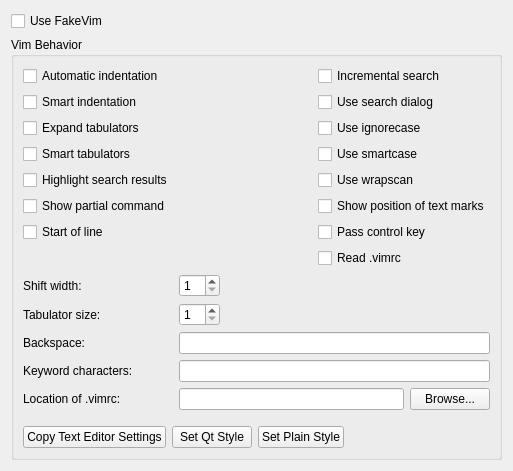
Qt form src/plugins/fakevim/fakevimoptions.ui (qt-creator/qt-creator) before a commit.
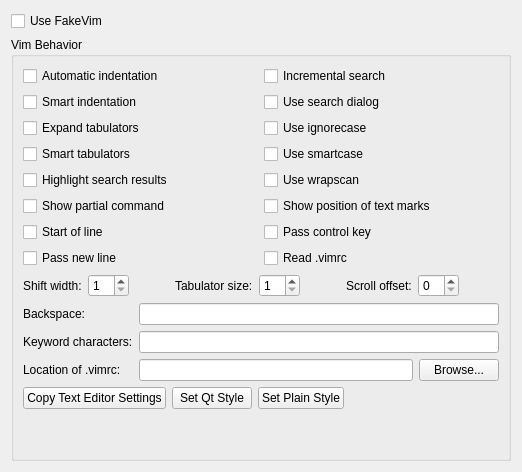
The same form after that commit.

Commit message: FakeVim: Widgets in preferences for 'scrolloff' and 'passnewline'

Diff of the .ui file:
```diff
--- a/src/plugins/fakevim/fakevimoptions.ui
+++ b/src/plugins/fakevim/fakevimoptions.ui
@@ -2,14 +2,6 @@
 <ui version="4.0">
  <class>FakeVim::Internal::FakeVimOptionPage</class>
  <widget class="QWidget" name="FakeVim::Internal::FakeVimOptionPage">
-  <property name="geometry">
-   <rect>
-    <x>0</x>
-    <y>0</y>
-    <width>513</width>
-    <height>468</height>
-   </rect>
-  </property>
   <layout class="QVBoxLayout" name="verticalLayout_2">
    <item>
     <widget class="QCheckBox" name="checkBoxUseFakeVim">
@@ -23,70 +15,141 @@
      <property name="title">
       <string>Vim Behavior</string>
      </property>
-     <layout class="QGridLayout" name="gridLayout">
-      <item row="11" column="0">
-       <widget class="QLabel" name="labelIsKeyword">
-        <property name="text">
-         <string>Keyword characters:</string>
-        </property>
-       </widget>
+     <layout class="QVBoxLayout" name="verticalLayout">
+      <item>
+       <layout class="QGridLayout" name="gridLayout_3">
+        <item row="6" column="0">
+         <widget class="QCheckBox" name="checkBoxStartOfLine">
+          <property name="text">
+           <string>Start of line</string>
+          </property>
+         </widget>
+        </item>
+        <item row="4" column="0">
+         <widget class="QCheckBox" name="checkBoxHlSearch">
+          <property name="text">
+           <string>Highlight search results</string>
+          </property>
+         </widget>
+        </item>
+        <item row="1" column="0">
+         <widget class="QCheckBox" name="checkBoxSmartIndent">
+          <property name="text">
+           <string>Smart indentation</string>
+          </property>
+         </widget>
+        </item>
+        <item row="3" column="0">
+         <widget class="QCheckBox" name="checkBoxSmartTab">
+          <property name="text">
+           <string>Smart tabulators</string>
+          </property>
+         </widget>
+        </item>
+        <item row="2" column="0">
+         <widget class="QCheckBox" name="checkBoxExpandTab">
+          <property name="text">
+           <string>Expand tabulators</string>
+          </property>
+         </widget>
+        </item>
+        <item row="0" column="1">
+         <widget class="QCheckBox" name="checkBoxIncSearch">
+          <property name="text">
+           <string>Incremental search</string>
+          </property>
+         </widget>
+        </item>
+        <item row="1" column="1">
+         <widget class="QCheckBox" name="checkBoxUseCoreSearch">
+          <property name="text">
+           <string>Use search dialog</string>
+          </property>
+         </widget>
+        </item>
+        <item row="3" column="1">
+         <widget class="QCheckBox" name="checkBoxSmartCase">
+          <property name="text">
+           <string>Use smartcase</string>
+          </property>
+         </widget>
+        </item>
+        <item row="4" column="1">
+         <widget class="QCheckBox" name="checkBoxWrapScan">
+          <property name="text">
+           <string>Use wrapscan</string>
+          </property>
+         </widget>
+        </item>
+        <item row="6" column="1">
+         <widget class="QCheckBox" name="checkBoxPassControlKey">
+          <property name="toolTip">
+           <string>Pass key sequences like Ctrl-S to Qt Creator core instead of interpreting them in FakeVim. This gives easier access to Qt Creator core functionality at the price of losing some features of FakeVim.</string>
+          </property>
+          <property name="text">
+           <string>Pass control key</string>
+          </property>
+         </widget>
+        </item>
+        <item row="0" column="0">
+         <widget class="QCheckBox" name="checkBoxAutoIndent">
+          <property name="text">
+           <string>Automatic indentation</string>
+          </property>
+         </widget>
+        </item>
+        <item row="2" column="1">
+         <widget class="QCheckBox" name="checkBoxIgnoreCase">
+          <property name="text">
+           <string>Use ignorecase</string>
+          </property>
+         </widget>
+        </item>
+        <item row="5" column="0">
+         <widget class="QCheckBox" name="checkBoxShowCmd">
+          <property name="text">
+           <string>Show partial command</string>
+          </property>
+         </widget>
+        </item>
+        <item row="7" column="0">
+         <widget class="QCheckBox" name="checkBoxPassNewLine">
+          <property name="toolTip">
+           <string>Let Qt Creator handle new lines so that comments or code blocks can be properly completed and expanded.</string>
+          </property>
+          <property name="text">
+           <string>Pass new line</string>
+          </property>
+         </widget>
+        </item>
+        <item row="5" column="1">
+         <widget class="QCheckBox" name="checkBoxShowMarks">
+          <property name="text">
+           <string>Show position of text marks</string>
+          </property>
+         </widget>
+        </item>
+        <item row="7" column="1">
+         <widget class="QCheckBox" name="checkBoxReadVimRc">
+          <property name="text">
+           <string>Read .vimrc</string>
+          </property>
+         </widget>
+        </item>
+       </layout>
       </item>
-      <item row="12" column="0">
-       <widget class="QLabel" name="labelVimRcPath">
-        <property name="text">
-         <string>Location of .vimrc:</string>
-        </property>
-       </widget>
-      </item>
-      <item row="7" column="2">
-       <widget class="QCheckBox" name="checkBoxReadVimRc">
-        <property name="text">
-         <string>Read .vimrc</string>
-        </property>
-       </widget>
-      </item>
-      <item row="11" column="1" colspan="2">
-       <widget class="QLineEdit" name="lineEditIsKeyword"/>
-      </item>
-      <item row="4" column="2">
-       <widget class="QCheckBox" name="checkBoxWrapScan">
-        <property name="text">
-         <string>Use wrapscan</string>
-        </property>
-       </widget>
-      </item>
-      <item row="0" column="0" colspan="2">
-       <widget class="QCheckBox" name="checkBoxAutoIndent">
-        <property name="text">
-         <string>Automatic indentation</string>
-        </property>
-       </widget>
-      </item>
-      <item row="13" column="0">
-       <spacer name="verticalSpacer">
-        <property name="orientation">
-         <enum>Qt::Vertical</enum>
-        </property>
-        <property name="sizeType">
-         <enum>QSizePolicy::Fixed</enum>
-        </property>
-        <property name="sizeHint" stdset="0">
-         <size>
-          <width>17</width>
-          <height>10</height>
-         </size>
-        </property>
-       </spacer>
-      </item>
-      <item row="1" column="2">
-       <widget class="QCheckBox" name="checkBoxUseCoreSearch">
-        <property name="text">
-         <string>Use search dialog</string>
-        </property>
-       </widget>
-      </item>
-      <item row="8" column="1" colspan="2">
-       <layout class="QHBoxLayout" name="horizontalLayout_2">
+      <item>
+       <layout class="QHBoxLayout" name="horizontalLayout_5">
+        <item>
+         <widget class="QLabel" name="labelShiftWidth">
+          <property name="text">
+           <string>Shift width:</string>
+          </property>
+          <property name="buddy">
+           <cstring>spinBoxShiftWidth</cstring>
+          </property>
+         </widget>
+        </item>
         <item>
          <widget class="QSpinBox" name="spinBoxShiftWidth">
           <property name="minimum">
@@ -98,33 +161,6 @@
          </widget>
         </item>
         <item>
-         <spacer name="horizontalSpacer_2">
-          <property name="orientation">
-           <enum>Qt::Horizontal</enum>
-          </property>
-          <property name="sizeHint" stdset="0">
-           <size>
-            <width>40</width>
-            <height>20</height>
-           </size>
-          </property>
-         </spacer>
-        </item>
-       </layout>
-      </item>
-      <item row="9" column="1" colspan="2">
-       <layout class="QHBoxLayout" name="horizontalLayout_3">
-        <item>
-         <widget class="QSpinBox" name="spinBoxTabStop">
-          <property name="minimum">
-           <number>1</number>
-          </property>
-          <property name="maximum">
-           <number>80</number>
-          </property>
-         </widget>
-        </item>
-        <item>
          <spacer name="horizontalSpacer_3">
           <property name="orientation">
            <enum>Qt::Horizontal</enum>
@@ -137,61 +173,129 @@
           </property>
          </spacer>
         </item>
-       </layout>
-      </item>
-      <item row="10" column="1" colspan="2">
-       <widget class="QLineEdit" name="lineEditBackspace"/>
-      </item>
-      <item row="10" column="0">
-       <widget class="QLabel" name="labelBackspace">
-        <property name="text">
-         <string>Backspace:</string>
-        </property>
-       </widget>
-      </item>
-      <item row="8" column="0">
-       <widget class="QLabel" name="labelShiftWidth">
-        <property name="text">
-         <string>Shift width:</string>
-        </property>
-       </widget>
-      </item>
-      <item row="9" column="0">
-       <widget class="QLabel" name="labelTabulator">
-        <property name="toolTip">
-         <string>Vim tabstop option</string>
-        </property>
-        <property name="text">
-         <string>Tabulator size:</string>
-        </property>
-       </widget>
-      </item>
-      <item row="3" column="2">
-       <widget class="QCheckBox" name="checkBoxSmartCase">
-        <property name="text">
-         <string>Use smartcase</string>
-        </property>
-       </widget>
-      </item>
-      <item row="12" column="1" colspan="2">
-       <layout class="QHBoxLayout" name="horizontalLayoutVimRcPath">
         <item>
-         <widget class="QLineEdit" name="lineEditVimRcPath">
+         <widget class="QLabel" name="labelTabulator">
           <property name="toolTip">
            <string>Keep empty to use the default path, i.e. %USERPROFILE%\_vimrc on Windows, ~/.vimrc otherwise.</string>
           </property>
+          <property name="text">
+           <string>Tabulator size:</string>
+          </property>
+          <property name="buddy">
+           <cstring>spinBoxTabStop</cstring>
+          </property>
          </widget>
         </item>
         <item>
-         <widget class="QPushButton" name="pushButtonVimRcPath">
+         <widget class="QSpinBox" name="spinBoxTabStop">
+          <property name="minimum">
+           <number>1</number>
+          </property>
+          <property name="maximum">
+           <number>80</number>
+          </property>
+         </widget>
+        </item>
+        <item>
+         <spacer name="horizontalSpacer_4">
+          <property name="orientation">
+           <enum>Qt::Horizontal</enum>
+          </property>
+          <property name="sizeHint" stdset="0">
+           <size>
+            <width>40</width>
+            <height>20</height>
+           </size>
+          </property>
+         </spacer>
+        </item>
+        <item>
+         <widget class="QLabel" name="labelScrollOff">
           <property name="text">
-           <string>Browse...</string>
+           <string>Scroll offset:</string>
           </property>
          </widget>
         </item>
+        <item>
+         <widget class="QSpinBox" name="spinBoxScrollOff"/>
+        </item>
+        <item>
+         <spacer name="horizontalSpacer_2">
+          <property name="orientation">
+           <enum>Qt::Horizontal</enum>
+          </property>
+          <property name="sizeHint" stdset="0">
+           <size>
+            <width>40</width>
+            <height>20</height>
+           </size>
+          </property>
+         </spacer>
+        </item>
        </layout>
       </item>
-      <item row="14" column="0" colspan="3">
+      <item>
+       <layout class="QFormLayout" name="formLayout">
+        <property name="fieldGrowthPolicy">
+         <enum>QFormLayout::AllNonFixedFieldsGrow</enum>
+        </property>
+        <item row="1" column="0">
+         <widget class="QLabel" name="labelBackspace">
+          <property name="text">
+           <string>Backspace:</string>
+          </property>
+          <property name="buddy">
+           <cstring>lineEditBackspace</cstring>
+          </property>
+         </widget>
+        </item>
+        <item row="1" column="1">
+         <widget class="QLineEdit" name="lineEditBackspace"/>
+        </item>
+        <item row="2" column="0">
+         <widget class="QLabel" name="labelIsKeyword">
+          <property name="text">
+           <string>Keyword characters:</string>
+          </property>
+          <property name="buddy">
+           <cstring>lineEditIsKeyword</cstring>
+          </property>
+         </widget>
+        </item>
+        <item row="2" column="1">
+         <widget class="QLineEdit" name="lineEditIsKeyword"/>
+        </item>
+        <item row="3" column="0">
+         <widget class="QLabel" name="labelVimRcPath">
+          <property name="text">
+           <string>Location of .vimrc:</string>
+          </property>
+          <property name="buddy">
+           <cstring>lineEditVimRcPath</cstring>
+          </property>
+         </widget>
+        </item>
+        <item row="3" column="1">
+         <layout class="QHBoxLayout" name="horizontalLayoutVimRcPath">
+          <item>
+           <widget class="QLineEdit" name="lineEditVimRcPath">
+            <property name="toolTip">
+             <string>Keep empty to use the default path, i.e. %USERPROFILE%\_vimrc on Windows, ~/.vimrc otherwise.</string>
+            </property>
+           </widget>
+          </item>
+          <item>
+           <widget class="QPushButton" name="pushButtonVimRcPath">
+            <property name="text">
+             <string>Browse...</string>
+            </property>
+           </widget>
+          </item>
+         </layout>
+        </item>
+       </layout>
+      </item>
+      <item>
        <layout class="QHBoxLayout" name="horizontalLayout">
         <item>
          <widget class="QPushButton" name="pushButtonCopyTextEditorSettings">
@@ -229,95 +333,22 @@
         </item>
        </layout>
       </item>
-      <item row="5" column="2">
-       <widget class="QCheckBox" name="checkBoxShowMarks">
-        <property name="text">
-         <string>Show position of text marks</string>
+      <item>
+       <spacer name="verticalSpacer">
+        <property name="orientation">
+         <enum>Qt::Vertical</enum>
         </property>
-       </widget>
-      </item>
-      <item row="1" column="0" colspan="2">
-       <widget class="QCheckBox" name="checkBoxSmartIndent">
-        <property name="text">
-         <string>Smart indentation</string>
+        <property name="sizeHint" stdset="0">
+         <size>
+          <width>20</width>
+          <height>40</height>
+         </size>
         </property>
-       </widget>
-      </item>
-      <item row="6" column="2">
-       <widget class="QCheckBox" name="checkBoxPassControlKey">
-        <property name="toolTip">
-         <string>Pass key sequences like Ctrl-S to Qt Creator core instead of interpreting them in FakeVim. This gives easier access to Qt Creator core functionality at the price of losing some features of FakeVim.</string>
-        </property>
-        <property name="text">
-         <string>Pass control key</string>
-        </property>
-       </widget>
-      </item>
-      <item row="2" column="2">
-       <widget class="QCheckBox" name="checkBoxIgnoreCase">
-        <property name="text">
-         <string>Use ignorecase</string>
-        </property>
-       </widget>
-      </item>
-      <item row="2" column="0">
-       <widget class="QCheckBox" name="checkBoxExpandTab">
-        <property name="text">
-         <string>Expand tabulators</string>
-        </property>
-       </widget>
-      </item>
-      <item row="3" column="0">
-       <widget class="QCheckBox" name="checkBoxSmartTab">
-        <property name="text">
-         <string>Smart tabulators</string>
-        </property>
-       </widget>
-      </item>
-      <item row="4" column="0">
-       <widget class="QCheckBox" name="checkBoxHlSearch">
-        <property name="text">
-         <string>Highlight search results</string>
-        </property>
-       </widget>
-      </item>
-      <item row="0" column="2">
-       <widget class="QCheckBox" name="checkBoxIncSearch">
-        <property name="text">
-         <string>Incremental search</string>
-        </property>
-       </widget>
-      </item>
-      <item row="5" column="0">
-       <widget class="QCheckBox" name="checkBoxShowCmd">
-        <property name="text">
-         <string>Show partial command</string>
-        </property>
-       </widget>
-      </item>
-      <item row="6" column="0">
-       <widget class="QCheckBox" name="checkBoxStartOfLine">
-        <property name="text">
-         <string>Start of line</string>
-        </property>
-       </widget>
+       </spacer>
       </item>
      </layout>
     </widget>
    </item>
-   <item>
-    <spacer name="verticalSpacer_2">
-     <property name="orientation">
-      <enum>Qt::Vertical</enum>
-     </property>
-     <property name="sizeHint" stdset="0">
-      <size>
-       <width>20</width>
-       <height>40</height>
-      </size>
-     </property>
-    </spacer>
-   </item>
   </layout>
  </widget>
  <tabstops>
```
Left out of the diff: 7 changed lines with no effect on the pictures. The commit also changes 1 other file.
